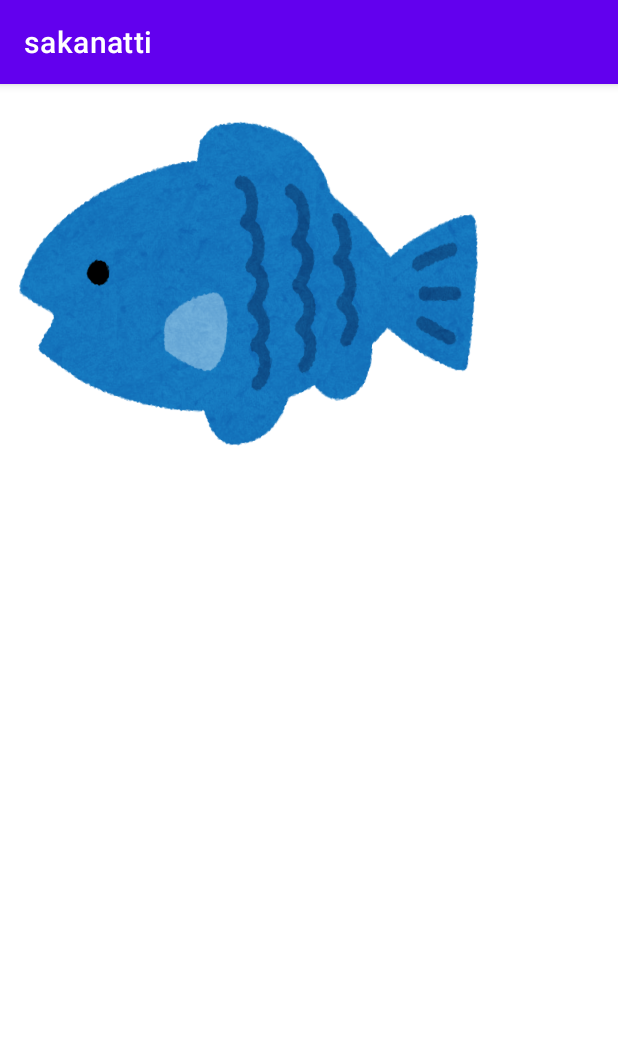
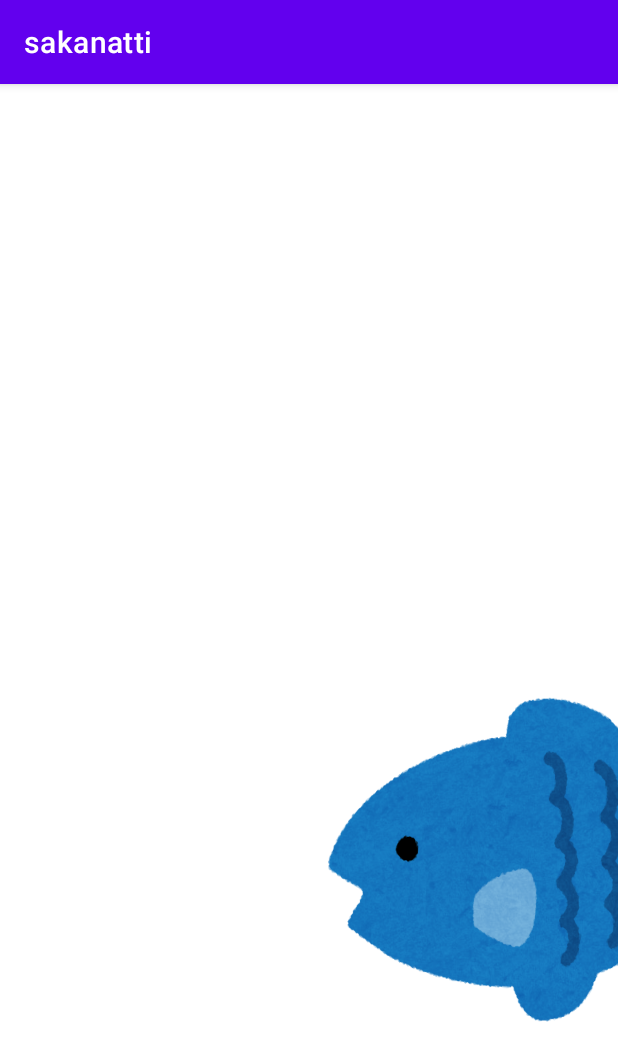
Before and after one commit to toki23/sakanatti, an Android app: the FishActivity screen opened directly, with no data from a screen before it, on a phone screen of 412 x 824 dp. Shown: the top 1061 px of the screen. Run offline under Robolectric (Android 15) with nearby library versions, the phone set to English and light mode, and no system bars.

Commit message:
魚が中央あたりに配置されるように変更

```diff
--- a/app/src/main/java/com/example/sakanatti/FishActivity.kt
+++ b/app/src/main/java/com/example/sakanatti/FishActivity.kt
@@ -1,16 +1,13 @@
 package com.example.sakanatti
 
-import android.R.attr
 import android.content.Context
-import android.graphics.*
+import android.graphics.BitmapFactory
+import android.graphics.Canvas
+import android.graphics.Paint
+import android.graphics.Rect
+import android.os.Bundle
+import android.view.View
 import androidx.appcompat.app.AppCompatActivity
-import android.os.Bundle
-import android.util.Log
-import android.view.View
-import android.R.attr.src
-
-
-
 
 
 class FishActivity : AppCompatActivity() {
@@ -21,7 +18,6 @@ class FishActivity : AppCompatActivity() {
     }
     internal inner class MyView(context: Context) : View(context) {
         private var paint: Paint = Paint()
-        private val TAG = "fish canvas"
         // 描画するラインの太さ
         private val lineStrokeWidth = 20f
 
@@ -30,13 +26,10 @@ class FishActivity : AppCompatActivity() {
 
         override fun onDraw(canvas: Canvas){
 
-            // ペイントする色の設定
+
             val bmp = BitmapFactory.decodeResource(resources, R.drawable.fish2_blue)
-            val w: Int = bmp.width
-            val h: Int = bmp.height
-            Log.i(TAG, w.toString())
-            Log.i(TAG,h.toString())
-            val dst = Rect(0, 0, 500, 400)
+            val dst = Rect(canvas.width/2, canvas.height/2,  + canvas.width/2 + 500,canvas.height/2 + 400)
+
             val src = null
             canvas.drawBitmap(bmp, src, dst, paint)
         }
```
